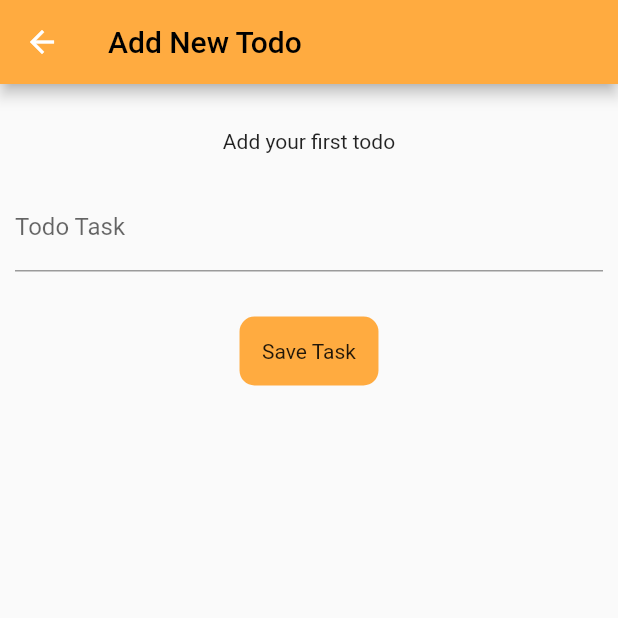
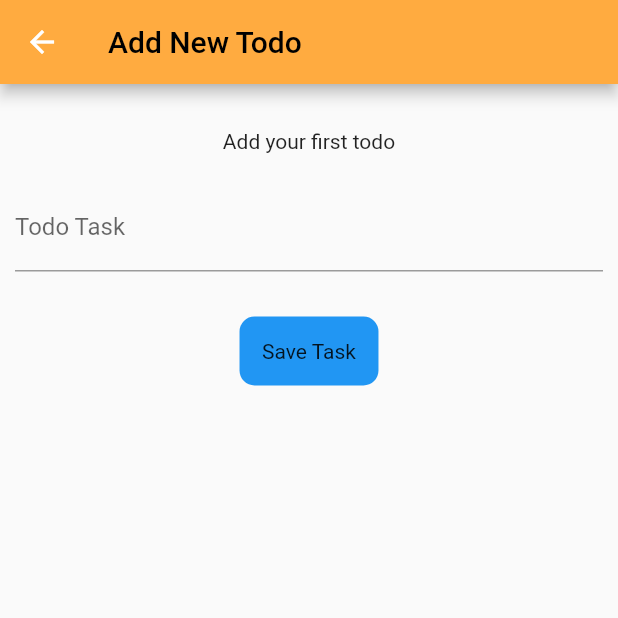
Before and after one commit to waynetipsy/GraphQl_Futter, a Flutter app: the screen it shows after launch, after a tap on "Add Todo", on a phone screen of 412 x 824 dp, the top half of it. Run offline on Flutter 3.47's test engine with Material 2 defaults, Android fonts, the phone set to English and light mode, and no system bars; our stand-ins replace graphql_flutter.

Commit message:
create new features

```diff
--- a/lib/Schemas/add_task_schema.dart
+++ b/lib/Schemas/add_task_schema.dart
@@ -0,0 +1,11 @@
+class AddTaskSchema {
+  static String addTaskJson = """
+
+  mutation(\$task : String!, \$status : String!) {
+  createTodo(input: {task: \$task, status: \$status}){
+    id
+  }
+}
+  """;
+
+}
--- a/lib/Screens/add_todo.dart
+++ b/lib/Screens/add_todo.dart
@@ -1,4 +1,7 @@
 import 'package:flutter/material.dart';
+import 'package:graphql_provider/Providers/add_task_provider.dart';
+import 'package:provider/provider.dart';
+
 
 
 class AddTodo extends StatefulWidget {
@@ -10,6 +13,7 @@ class AddTodo extends StatefulWidget {
 
 class _AddTodoState extends State<AddTodo> {
   final TextEditingController _task = TextEditingController();
+
   @override
   Widget build(BuildContext context) {
     return Scaffold(
@@ -41,18 +45,42 @@ class _AddTodoState extends State<AddTodo> {
                     ),
                   ),
 
-                   GestureDetector(
-                      onTap:  () {},
+                   Consumer<AddTaskProvider>(
+                    builder: (context, task, child) {
+                 WidgetsBinding.instance!.addPostFrameCallback((_) {
+                   if (task.getResponse != '') {
+                  ScaffoldMessenger.of(context).showSnackBar(
+                    SnackBar(content: Text(task.getResponse)));
 
+                         task.clear();
+                       }
+                     });
+
+                        return GestureDetector(
+                        onTap: task.getStatus == true
+                           ? null
+                           : () {
+                             print(_task.text);
+                              if (_task.text.isNotEmpty) {
+                                task.addTask(
+                                    task: _task.text.trim(), status: 'Pending');
+                              }
+                            },
 
                         child: Container(
                             padding: const EdgeInsets.all(15),
                             margin: const EdgeInsets.all(30),
                             decoration: BoxDecoration(
-                              color: Colors.orangeAccent,
+                                color: task.getStatus == true
+                                ? Colors.orangeAccent
+                                : Colors.blue,
                                 borderRadius: BorderRadius.circular(10)),
-                          child: const Text( 'Save Task')),
+                            child: Text(task.getStatus == true
+                            ? 'Loading...' : 'Save Task'
                         ),
+                      ),
+                    );
+                  })
                 ],
               ),
             ),
--- a/lib/Screens/home_page.dart
+++ b/lib/Screens/home_page.dart
@@ -39,7 +39,7 @@ class _HomePageState extends State<HomePage> {
                           child: ListView(
                         children: List.generate(5, (index) {
                           return ListTile(
-
+                        contentPadding: const EdgeInsets.all(0),
                             title: const Text('Todo title'),
                             subtitle: const Text('Todo time'),
                             leading: const CircleAvatar(
@@ -50,17 +50,16 @@ class _HomePageState extends State<HomePage> {
 
                                   icon: const Icon(Icons.delete)),
                             );
-
-                        }),
-                      )),
+                         }
+                        ),
+                      )
+                     ),
                     ],
                   ),
                 ),
               )
             ],
           ),
-
-
       floatingActionButton: FloatingActionButton.extended(
         backgroundColor: Colors.orangeAccent,
           onPressed: () {
--- a/lib/Utilis/url.dart
+++ b/lib/Utilis/url.dart
@@ -0,0 +1,2 @@
+
+const String endpointUrl = "https://wisdommatt-graphql-todolist.herokuapp.com/query";
--- a/lib/main.dart
+++ b/lib/main.dart
@@ -1,8 +1,12 @@
 import 'package:flutter/material.dart';
+import 'package:graphql_flutter/graphql_flutter.dart';
+import 'package:graphql_provider/Providers/add_task_provider.dart';
+import 'package:provider/provider.dart';
 import './Screens/home_page.dart';
+import './Providers/add_task_provider.dart';
 
 void main() async {
-
+await initHiveForFlutter();
   runApp(const MyApp());
 }
 
@@ -11,9 +15,13 @@ class MyApp extends StatelessWidget {
 
   @override
   Widget build(BuildContext context) {
-    return const MaterialApp(
-      debugShowCheckedModeBanner: false,
-         home: HomePage(),
+    return MultiProvider(
+      providers: [ ChangeNotifierProvider(create: (_) => AddTaskProvider()),
+      ],
+     child:  const MaterialApp(
+     debugShowCheckedModeBanner: false,
+        home: HomePage(),
+     )
     );
   }
 }
```
Also changed, not shown: lib/Providers/add_task_provider.dart (+55 -0 lines), lib/Schemas/urlendpoint.dart (+18 -0 lines), lib/Providers/get_task_provider.dart (added), lib/Schemas/get_task_schema.dart (added), 2 other files. Lines whose indentation alone changed are shown as unchanged.
